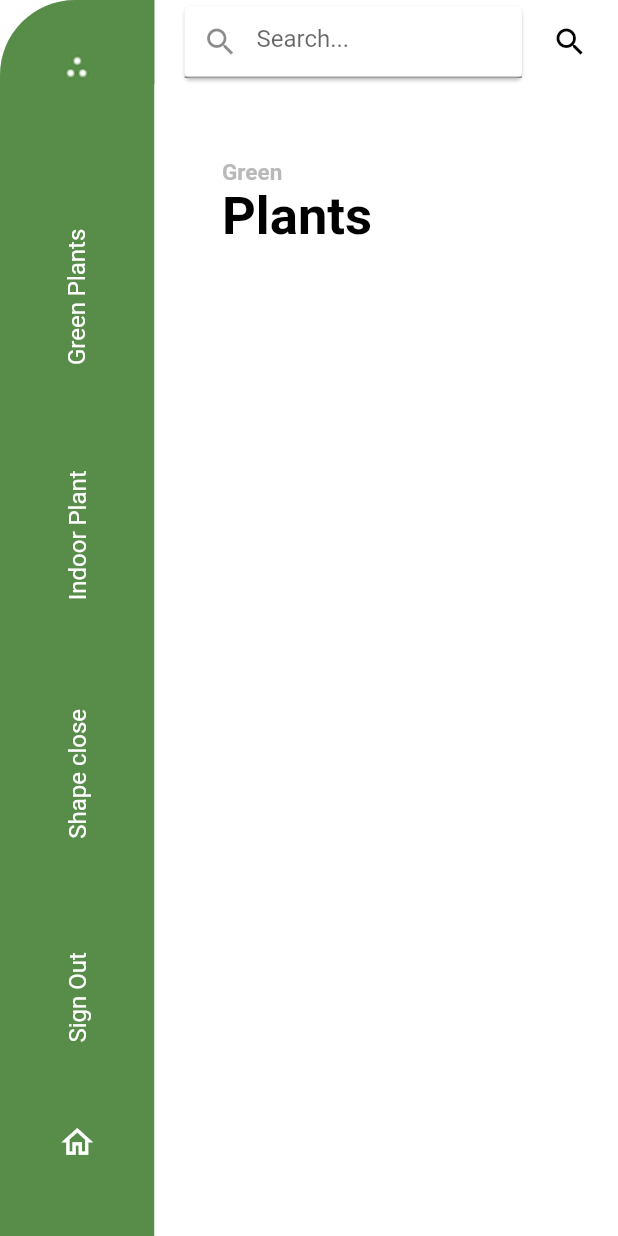
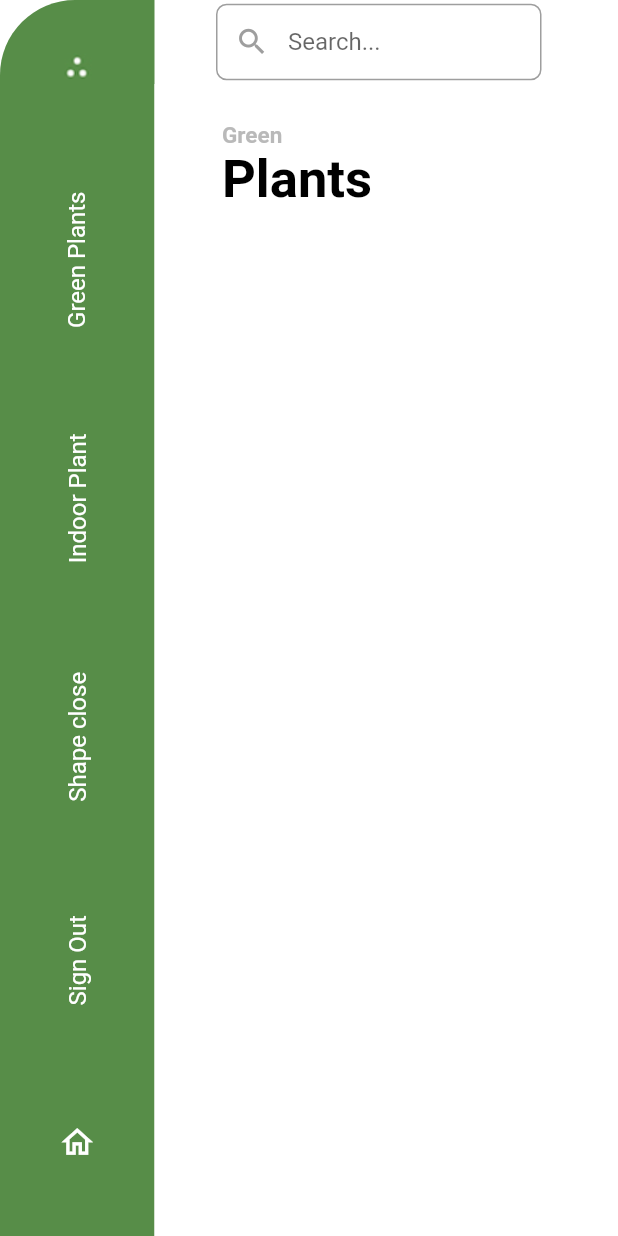
Before and after one commit to ArjunMalhotra07/PlantGreens, a Flutter app: the screen it shows once a user with an empty profile is signed in, on a phone screen of 412 x 824 dp. Run offline on Flutter 3.47's test engine with Material 2 defaults, Android fonts, the light colour scheme and no system bars; our stand-ins replace cloud_firestore, email_validator, firebase_auth, firebase_core, smooth_page_indicator; missing offline and left inert: cloud_firestore_web, firebase_auth_web, firebase_core_web; accounts and stored records are empty.

Commit message:
changes in ui  of text field

```diff
--- a/lib/plantPages/menu_Page.dart
+++ b/lib/plantPages/menu_Page.dart
@@ -27,9 +27,11 @@ class _MenuPageState extends State<MenuPage> {
   int selectedIndex = 0;
   bool showSearchTextField = false;
   String name = "";
+  bool found = true;
 
   @override
   Widget build(BuildContext context) {
+    final ThemeData themeData = Theme.of(context);
     var height = MediaQuery.of(context).size.height;
     var width = MediaQuery.of(context).size.width;
     return AnnotatedRegion<SystemUiOverlayStyle>(
@@ -38,41 +40,47 @@ class _MenuPageState extends State<MenuPage> {
       ),
       child: Scaffold(
           appBar: AppBar(
-            title: Card(
-              child: TextField(
-                decoration: const InputDecoration(
-                    prefixIcon: Icon(Icons.search), hintText: 'Search...'),
-                onChanged: (val) {
-                  setState(() {
-                    name = val;
-                  });
-                },
+            title: Theme(
+              data: themeData.copyWith(
+                  inputDecorationTheme: themeData.inputDecorationTheme.copyWith(
+                prefixIconColor:
+                    MaterialStateColor.resolveWith((Set<MaterialState> states) {
+                  if (states.contains(MaterialState.focused)) {
+                    return Colors.green;
+                  }
+                  return Colors.grey;
+                }),
+              )),
+              child: Padding(
+                padding: const EdgeInsets.only(left: 25, right: 35.0),
+                child: TextFormField(
+                  autofocus: false,
+                  decoration: InputDecoration(
+                      isDense: true,
+                      focusedBorder: OutlineInputBorder(
+                        borderSide:
+                            const BorderSide(color: Colors.green, width: 2.0),
+                        borderRadius: BorderRadius.circular(7.0),
+                      ),
+                      border: OutlineInputBorder(
+                        borderSide:
+                            const BorderSide(color: Colors.black, width: 2.0),
+                        borderRadius: BorderRadius.circular(7.0),
+                      ),
+                      prefixIcon: const Icon(
+                        Icons.search,
+                        size: 23,
+                      ),
+                      hintText: 'Search...'),
+                  onChanged: (val) {
+                    setState(() {
+                      name = val;
+                    });
+                  },
+                ),
               ),
             ),
             leadingWidth: MediaQuery.of(context).size.width * .25,
-            actions: [
-              Padding(
-                padding: const EdgeInsets.only(right: 20.0),
-                child: GestureDetector(
-                  onTap: () {
-                    print("Clicked Search");
-                    print(showSearchTextField);
-                    showSearchTextField = !showSearchTextField;
-                    // Navigator.of(context).push(
-                    //   MaterialPageRoute(
-                    //     builder: (context) => TestPage(
-                    //       selectedIndex: selectedIndex,
-                    //     ),
-                    //   ),
-                    // );
-                  },
-                  child: const Icon(
-                    Icons.search,
-                    color: Colors.black,
-                  ),
-                ),
-              )
-            ],
             leading: Container(
               width: MediaQuery.of(context).size.width * .35,
               decoration: const BoxDecoration(
@@ -103,7 +111,7 @@ class _MenuPageState extends State<MenuPage> {
       width: width * .25,
       child: Column(children: [
         SizedBox(
-          height: height * .1,
+          height: height * .07,
         ),
         GestureDetector(
             onTap: () {
@@ -204,7 +212,7 @@ class _MenuPageState extends State<MenuPage> {
                   children: [
                     // Child 1. Green Plants Column.
                     Padding(
-                      padding: const EdgeInsets.only(left: 45.0, top: 50),
+                      padding: const EdgeInsets.only(left: 45.0, top: 25),
                       child: Column(
                         crossAxisAlignment: CrossAxisAlignment.start,
                         children: const [
@@ -237,13 +245,6 @@ class _MenuPageState extends State<MenuPage> {
                             print("name -- > ${data['plant_name']}");
                             print("name -- > ${data['pictureofPlant']}");
                             print("****");
-                            // return plantsListRightSide(
-                            //     data['pictureofPlant'],
-                            //     data['plant_name'],
-                            //     data['description'],
-                            //     data['price'],
-                            //     context);
-
                             if (data['plant_name']
                                 .toString()
                                 .toLowerCase()
@@ -254,7 +255,6 @@ class _MenuPageState extends State<MenuPage> {
                                   data['description'],
                                   data['price'],
                                   context);
-                              ;
                             } else {
                               return Container();
                             }
```
